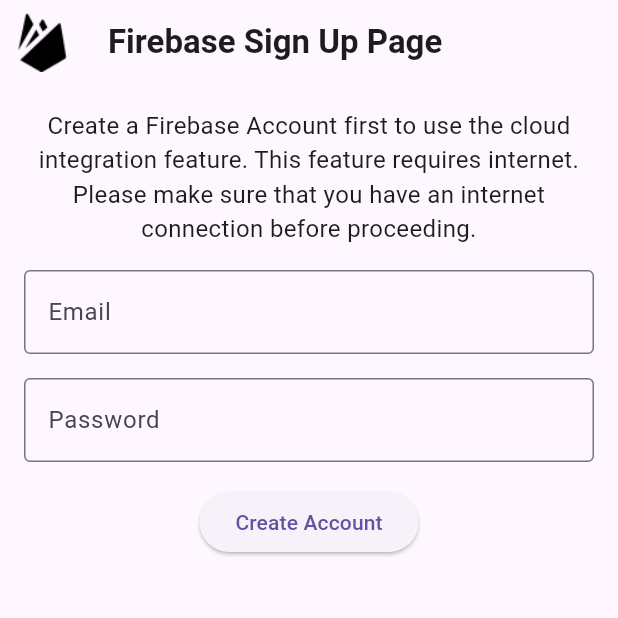
After one commit to HarleyGotardo/SquareMind, a Flutter app: the FirebaseLoginPage screen opened directly, after a tap on "Create account", on a phone screen of 412 x 824 dp, the top half of it. The commit adds this screen. Run offline on Flutter 3.47's test engine with Material 3 defaults, Android fonts, the phone set to English and light mode, and no system bars; our stand-ins replace firebase_auth, firebase_core, shared_preferences, sqflite; accounts and stored records are empty; network calls fail.

Commit message:
Firebase Login and Create Account Implemented for Cloud Integration.

```diff
--- a/lib/main.dart
+++ b/lib/main.dart
@@ -1,10 +1,12 @@
 import 'package:android_mims_development/screens/login_screen.dart';
 import 'package:android_mims_development/screens/main_page.dart';
+import 'package:firebase_core/firebase_core.dart';
 import 'package:flutter/material.dart';
 import 'package:shared_preferences/shared_preferences.dart';
 
 void main() async {
   WidgetsFlutterBinding.ensureInitialized();
+  await Firebase.initializeApp();
   SharedPreferences prefs = await SharedPreferences.getInstance();
   bool isLoggedIn = prefs.getBool('isLoggedIn') ?? false;
   String email = prefs.getString('email') ?? '';
--- /dev/null
+++ b/lib/screens/firebase_login.dart
@@ -0,0 +1,146 @@
+import 'package:flutter/material.dart';
+import 'package:android_mims_development/screens/firebase_signin.dart';
+import 'package:firebase_auth/firebase_auth.dart';
+
+class FirebaseLoginPage extends StatefulWidget {
+  @override
+  _FirebaseLoginPageState createState() => _FirebaseLoginPageState();
+}
+
+class _FirebaseLoginPageState extends State<FirebaseLoginPage> {
+  final _formKey = GlobalKey<FormState>();
+  final _emailController = TextEditingController();
+  final _passwordController = TextEditingController();
+
+  @override
+  Widget build(BuildContext context) {
+    return Scaffold(
+      appBar: AppBar(
+        leading: Padding(
+          padding: const EdgeInsets.all(8.0),
+          child: Image.asset('assets/images/firebase.png'),
+        ),
+        title: const Text(
+          'Firebase Login Page',
+          style: TextStyle(fontWeight: FontWeight.bold),
+        ),
+      ),
+      body: Padding(
+        padding: const EdgeInsets.all(16.0),
+        child: Form(
+          key: _formKey,
+          child: Column(
+            children: <Widget>[
+              Text(
+                'Login to Firebase first to use the cloud integration feature. This feature requires internet. Please make sure that you have an internet connection before proceeding.',
+                style: TextStyle(fontSize: 16.0),
+                textAlign: TextAlign.center,
+              ),
+              SizedBox(height: 16.0),
+              TextFormField(
+                controller: _emailController,
+                decoration: InputDecoration(
+                  labelText: 'Email',
+                  border: OutlineInputBorder(),
+                ),
+                validator: (value) {
+                  if (value == null || value.isEmpty) {
+                    return 'Please enter your email';
+                  }
+                  return null;
+                },
+              ),
+              SizedBox(height: 16.0),
+              TextFormField(
+                controller: _passwordController,
+                decoration: InputDecoration(
+                  labelText: 'Password',
+                  border: OutlineInputBorder(),
+                ),
+                obscureText: true,
+                validator: (value) {
+                  if (value == null || value.isEmpty) {
+                    return 'Please enter your password';
+                  }
+                  return null;
+                },
+              ),
+              SizedBox(height: 16.0),
+              ElevatedButton(
+                onPressed: () async {
+                  try {
+                    await FirebaseAuth.instance.signInWithEmailAndPassword(
+                      email: _emailController.text.trim(),
+                      password: _passwordController.text,
+                    );
+
+                    // If the sign in is successful, show an AlertDialog
+                    showDialog(
+                      context: context,
+                      builder: (BuildContext context) {
+                        return AlertDialog(
+                          title: Text('Login Successful'),
+                          content: Text('You have successfully logged in.'),
+                          actions: <Widget>[
+                            TextButton(
+                              child: Text('OK'),
+                              onPressed: () {
+                                Navigator.of(context).pop();
+                              },
+                            ),
+                          ],
+                        );
+                      },
+                    );
+                  } catch (e) {
+                    if (e is FirebaseAuthException) {
+                      String message = 'An error occurred. Please try again.';
+                      if (e.code == 'user-not-found') {
+                        message = 'No user found for that email.';
+                      } else if (e.code == 'wrong-password') {
+                        message = 'Wrong password provided for that user.';
+                      }
+
+                      // Show an AlertDialog with the error message
+                      showDialog(
+                        context: context,
+                        builder: (BuildContext context) {
+                          return AlertDialog(
+                            title: Text('Error'),
+                            content: Text(message),
+                            actions: <Widget>[
+                              TextButton(
+                                child: Text('OK'),
+                                onPressed: () {
+                                  Navigator.of(context).pop();
+                                },
+                              ),
+                            ],
+                          );
+                        },
+                      );
+                    }
+                  }
+                },
+                child: Text('Login'),
+              ),
+              SizedBox(height: 16.0),
+              Text("Don't have an account?"),
+              SizedBox(height: 16.0),
+              ElevatedButton(
+                onPressed: () {
+                  // Handle create account action
+                  Navigator.push(
+                    context,
+                    MaterialPageRoute(builder: (context) => FirebaseSignInPage()),
+                  );
+                },
+                child: Text('Create account'),
+              ),
+            ],
+          ),
+        ),
+      ),
+    );
+  }
+}
--- /dev/null
+++ b/lib/screens/firebase_signin.dart
@@ -0,0 +1,132 @@
+import 'package:flutter/material.dart';
+import 'package:firebase_auth/firebase_auth.dart';
+// import 'package:android_mims_development/screens/firebase_login.dart';
+import 'package:android_mims_development/screens/main_page.dart';
+
+class FirebaseSignInPage extends StatefulWidget {
+  @override
+  _FirebaseSignInPage createState() => _FirebaseSignInPage();
+}
+
+class _FirebaseSignInPage extends State<FirebaseSignInPage> {
+  final _formKey = GlobalKey<FormState>();
+  final _emailController = TextEditingController();
+  final _passwordController = TextEditingController();
+
+  Future<void> _signIn() async {
+    try {
+      final UserCredential userCredential = await FirebaseAuth.instance.createUserWithEmailAndPassword(
+        email: _emailController.text.trim(),
+        password: _passwordController.text,
+      );
+
+      print('Signed in user: ${userCredential.user!.email}');
+
+      // Show an alert dialog
+      showDialog(
+        context: context,
+        builder: (context) {
+          return AlertDialog(
+            title: Text('Success'),
+            content: Text('Account created successfully. You can now log in. Please press the back button to log in.'),
+            actions: <Widget>[
+              TextButton(
+                child: Text('OK'),
+                onPressed: () {
+                  Navigator.of(context).pop();
+                },
+              ),
+            ],
+          );
+        },
+      );
+
+      // Clear the input fields
+      _emailController.clear();
+      _passwordController.clear();
+
+      // Navigate to FirebaseLoginPage
+    } catch (e) {
+      if (e is FirebaseAuthException) {
+        if (e.code == 'weak-password') {
+          print('The password provided is too weak.');
+        } else if (e.code == 'email-already-in-use') {
+          print('The account already exists for that email.');
+        }
+      } else {
+        print('Failed to sign in: $e');
+      }
+      // Handle sign-in errors (e.g., display an error message)
+    }
+  }
+
+  @override
+  Widget build(BuildContext context) {
+    return Scaffold(
+      appBar: AppBar(
+        leading: Padding(
+          padding: const EdgeInsets.all(8.0),
+          child: Image.asset('assets/images/firebase.png'),
+        ),
+        title: const Text(
+          'Firebase Sign Up Page',
+          style: TextStyle(fontWeight: FontWeight.bold),
+        ),
+      ),
+      body: Padding(
+        padding: const EdgeInsets.all(16.0),
+        child: Form(
+          key: _formKey,
+          child: Column(
+            children: <Widget>[
+              Text(
+                'Create a Firebase Account first to use the cloud integration feature. This feature requires internet. Please make sure that you have an internet connection before proceeding.',
+                style: TextStyle(fontSize: 16.0),
+                textAlign: TextAlign.center,
+              ),
+              SizedBox(height: 16.0),
+              TextFormField(
+                controller: _emailController,
+                decoration: InputDecoration(
+                  labelText: 'Email',
+                  border: OutlineInputBorder(),
+                ),
+                validator: (value) {
+                  if (value == null || value.isEmpty) {
+                    return 'Please enter your email';
+                  }
+                  return null;
+                },
+              ),
+              SizedBox(height: 16.0),
+              TextFormField(
+                controller: _passwordController,
+                decoration: InputDecoration(
+                  labelText: 'Password',
+                  border: OutlineInputBorder(),
+                ),
+                obscureText: true,
+                validator: (value) {
+                  if (value == null || value.isEmpty) {
+                    return 'Please enter your password';
+                  }
+                  return null;
+                },
+              ),
+              SizedBox(height: 16.0),
+              ElevatedButton(
+                onPressed: () {
+                  if (_formKey.currentState!.validate()) {
+                    _signIn();
+                  }
+                },
+                child: Text('Create Account'),
+              ),
+              SizedBox(height: 16.0),
+            ],
+          ),
+        ),
+      ),
+    );
+  }
+}
--- a/lib/screens/main_page.dart
+++ b/lib/screens/main_page.dart
@@ -7,6 +7,7 @@ import 'login_screen.dart';
 import 'package:android_mims_development/screens/profile.dart';
 import 'package:shared_preferences/shared_preferences.dart';
 import 'package:android_mims_development/services/database_helper.dart';
+import 'package:android_mims_development/screens/firebase_login.dart';
 
 class MainPage extends StatefulWidget {
   final String email;
@@ -180,7 +181,7 @@ await prefs.setBool('isLoggedIn', false);
       case 2:
         return RecordSale(email: widget.email);
       case 3:
-        return const CloudPage();
+        return FirebaseLoginPage();
       default:
         return Container();
     }
```
Also changed, not shown: lib/screens/cloud_integration.dart (+23 -3 lines), lib/services/database_helper.dart (+14 -0 lines), pubspec.yaml (+7 -73 lines), assets/images/firebase.png (added), pubspec.lock, 9 other files.
